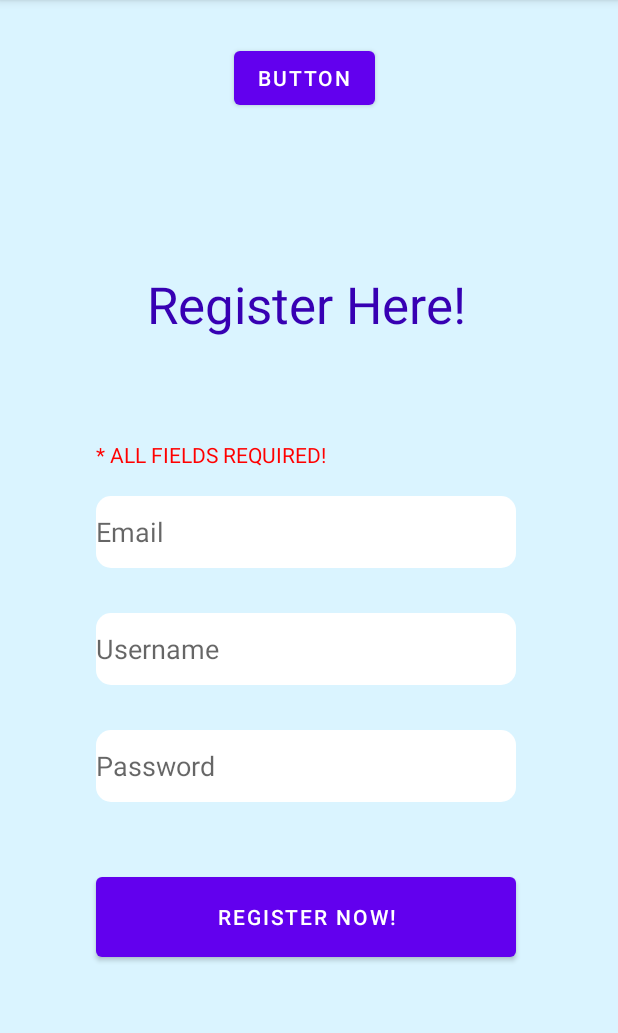
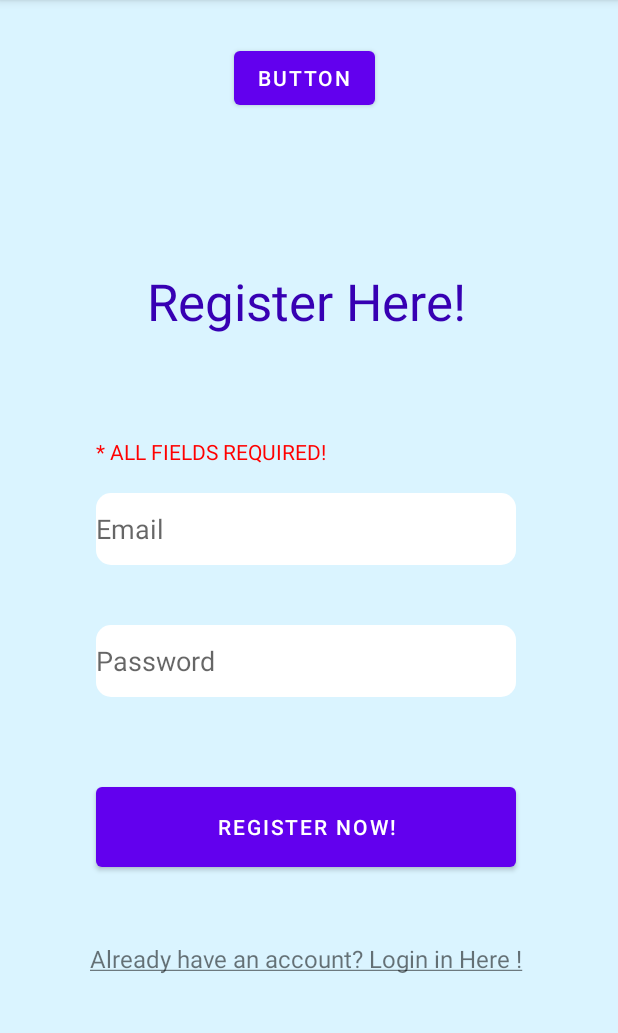
Before and after one commit to Wangyuxuan-xuan/TicTacToe, an Android app: the RegisterPage screen opened directly, with no data from a screen before it, after a tap on "REGISTER NOW!", on a phone screen of 412 x 824 dp, the part 84-1117 px from its top. Run offline under Robolectric (Android 15) with nearby library versions, the phone set to English and light mode, and no system bars; our stand-ins replace Firebase (no records; nobody signed in at launch, a user with empty details on screens opened directly); 3 other taps on this screen came first.

Commit message:
Added login and register feature

```diff
--- a/app/src/main/java/com/example/tictoctoe/DataManage/RegisterPage.java
+++ b/app/src/main/java/com/example/tictoctoe/DataManage/RegisterPage.java
@@ -21,19 +21,23 @@ import com.google.firebase.database.DatabaseError;
 import com.google.firebase.database.DatabaseReference;
 import com.google.firebase.database.FirebaseDatabase;
 import com.google.firebase.database.ValueEventListener;
-import java.util.Arrays;
 
 import java.util.ArrayList;
 
 public class RegisterPage extends AppCompatActivity {
-    ArrayList<Users> arrayList = new ArrayList<Users>();
+    ArrayList<Users> arrayListUsers = new ArrayList<Users>();
     EditText editTextEmail;
-    EditText editTextUsername;
+
     EditText editTextPassword;
-    Button buttonRegister;
+    Button registerBtn;
     TextView warningMsg;
     Button getData;
     SharedPreferences sharedPreferences;
+    TextView loginText;
+    TextView registerText;
+    Button loginBtn;
+    TextView switchToLogin;
+    TextView switchToRegister;
 
     ProgressDialog progressDialog;
     DatabaseReference databaseReference = FirebaseDatabase.getInstance().getReferenceFromUrl("https://friendschat-15843-default-rtdb.europe-west1.firebasedatabase.app/");
@@ -47,10 +51,15 @@ public class RegisterPage extends AppCompatActivity {
         setContentView(R.layout.activity_register_page);
 
         editTextEmail = findViewById(R.id.editText_Email);
-        editTextUsername = findViewById(R.id.editText_Username);
         editTextPassword = findViewById(R.id.editText_Password);
-        buttonRegister = findViewById(R.id.button_register);
+
         warningMsg = findViewById(R.id.textView_warringMessage);
+        loginText = findViewById(R.id.textView_logIn_RegisterPage);
+        registerText = findViewById(R.id.textView_Register);
+        loginBtn = findViewById(R.id.button_login);
+        registerBtn = findViewById(R.id.button_register);
+        switchToLogin = findViewById(R.id.textView_switchToLogin);
+        switchToRegister = findViewById(R.id.textView_switchToRegister);
 
         progressDialog = new ProgressDialog(this);
         getData = findViewById(R.id.button_getData);
@@ -59,33 +68,78 @@ public class RegisterPage extends AppCompatActivity {
         progressDialog.setCancelable(false);
         progressDialog.setMessage("Loading");
 
-//        //check if user already logged in
-//        if(!StoreData.getEmailData(this).isEmpty()){
-//            Intent intent = new Intent(RegisterPage.this,MainActivity.class);
-//            intent.putExtra("email",StoreData.getEmailData(this));
-//            intent.putExtra("username",StoreData.getUsernameData(this));
-//            intent.putExtra("password","");
-//            startActivity(intent);
-//            finish();
-//        }
-
         sharedPreferences = getSharedPreferences(sharedPrefFileName,MODE_PRIVATE);
 
     }
 
+    @Override
+    protected void onPause() {
+        super.onPause();
+        SharedPreferences.Editor editor = sharedPreferences.edit();
+        editor.putInt(USER_ID_KEY, userID);
+        editor.apply();
+    }
 
 
+    public void setLoginBtnOnClick(View view){
+        progressDialog.show();
+
+        String email = editTextEmail.getText().toString();
+        String password = editTextPassword.getText().toString();
+
+        if (email.isEmpty() || password.isEmpty()){
+            progressDialog.dismiss();
+            warningMsg.setText(getString(R.string.warning));
+        }else {
+
+            databaseReference.addValueEventListener(new ValueEventListener() {
+                Users user0;
+                @Override
+                public void onDataChange(@NonNull DataSnapshot snapshot) {
+                    progressDialog.dismiss();
+                    for(DataSnapshot userSnapshot : snapshot.getChildren()){
+
+                        user0 = userSnapshot.getValue(Users.class);
+                        arrayListUsers.add(user0);
+                        //Toast.makeText(RegisterPage.this, user0.email+"   "+user0.password, Toast.LENGTH_SHORT).show();
+
+                        //Log.d("user_data",arrayList.get(0).email+"   "+arrayList.get(0).password);
+                    }
+                    Log.d("user_data",user0.email+"   "+user0.password);
+                    Log.d("user_data", arrayListUsers.size()+"");
+                   // Log.d("user_data", arrayListUsers.get(0).email+ arrayListUsers.get(1).email+ arrayListUsers.get(2).email);
+
+
+                    for (int i = 0; i < arrayListUsers.size(); i++) {
+                        if(email.equals(arrayListUsers.get(i).email)){
+                            if(password.equals(arrayListUsers.get(i).password)){
+                                Toast.makeText(RegisterPage.this, "Login Success !", Toast.LENGTH_SHORT).show();
+                                Intent intent = new Intent(RegisterPage.this,MainActivity.class);
+                                startActivity(intent);
+                            }else Toast.makeText(RegisterPage.this, "Email or Password is wrong !", Toast.LENGTH_SHORT).show();
+                        }else Toast.makeText(RegisterPage.this, "No such Email !", Toast.LENGTH_SHORT).show();
+                    }
+                    arrayListUsers.clear();
+                }
+
+                @Override
+                public void onCancelled(@NonNull DatabaseError error) {
+
+                }
+            });
+
+        }
+    }
 
     public void  setRegisterBtnOnClick(View view){
 
         progressDialog.show();
 
         String email = editTextEmail.getText().toString();
-        String username = editTextEmail.getText().toString();
         String password = editTextPassword.getText().toString();
 
 
-        if (email.isEmpty() || username.isEmpty() || password.isEmpty()){
+        if (email.isEmpty() || password.isEmpty()){
             progressDialog.dismiss();
             warningMsg.setText(getString(R.string.warning));
         }else {
@@ -119,11 +173,10 @@ public class RegisterPage extends AppCompatActivity {
 //                        StoreData.saveEmailData(email,RegisterPage.this);
 //                        StoreData.saveUsernameData(username,RegisterPage.this);
 
-                        Toast.makeText(RegisterPage.this, "success !", Toast.LENGTH_SHORT).show();
+                        Toast.makeText(RegisterPage.this, "Register success !", Toast.LENGTH_SHORT).show();
 
                         Intent intent = new Intent(RegisterPage.this, MainActivity.class);
                         intent.putExtra("email",email);
-                        intent.putExtra("username",username);
                         intent.putExtra("password",password);
                         startActivity(intent);
                         finish();
@@ -155,15 +208,15 @@ public class RegisterPage extends AppCompatActivity {
                 for(DataSnapshot userSnapshot : snapshot.getChildren()){
 
                     user0 = userSnapshot.getValue(Users.class);
-                    arrayList.add(user0);
+                    arrayListUsers.add(user0);
                     //Toast.makeText(RegisterPage.this, user0.email+"   "+user0.password, Toast.LENGTH_SHORT).show();
 
 
                     //Log.d("user_data",arrayList.get(0).email+"   "+arrayList.get(0).password);
                 }
                 Log.d("user_data",user0.email+"   "+user0.password);
-                Log.d("user_data",arrayList.size()+"");
-                Log.d("user_data",arrayList.get(0).email+arrayList.get(1).email+arrayList.get(2).email);
+                Log.d("user_data", arrayListUsers.size()+"");
+                Log.d("user_data", arrayListUsers.get(0).email+ arrayListUsers.get(1).email+ arrayListUsers.get(2).email);
             }
 
             @Override
@@ -174,12 +227,24 @@ public class RegisterPage extends AppCompatActivity {
     }
 
 
-    @Override
-    protected void onPause() {
-        super.onPause();
-        SharedPreferences.Editor editor = sharedPreferences.edit();
-        editor.putInt(USER_ID_KEY, userID);
-        editor.apply();
+
+
+    public void setSwitchToRegisterOnClick(View view){
+        loginText.setVisibility(View.INVISIBLE);
+        loginBtn.setVisibility(View.INVISIBLE);
+        switchToRegister.setVisibility(View.INVISIBLE);
+        registerText.setVisibility(View.VISIBLE);
+        registerBtn.setVisibility(View.VISIBLE);
+        switchToLogin.setVisibility(View.VISIBLE);
+    }
+
+    public void setSwitchToLoginOnClick(View view){
+        loginText.setVisibility(View.VISIBLE);
+        loginBtn.setVisibility(View.VISIBLE);
+        switchToRegister.setVisibility(View.VISIBLE);
+        registerText.setVisibility(View.INVISIBLE);
+        registerBtn.setVisibility(View.INVISIBLE);
+        switchToLogin.setVisibility(View.INVISIBLE);
     }
 
 }
--- a/app/src/main/res/layout/activity_register_page.xml
+++ b/app/src/main/res/layout/activity_register_page.xml
@@ -7,6 +7,19 @@
     android:background="@color/register_background"
     tools:context=".DataManage.RegisterPage">
 
+    <TextView
+        android:id="@+id/textView_logIn_RegisterPage"
+        android:layout_width="280dp"
+        android:layout_height="80dp"
+        android:layout_marginStart="64dp"
+        android:layout_marginBottom="88dp"
+        android:gravity="center"
+        android:text="@string/login_here"
+        android:textColor="@color/purple_700"
+        android:textSize="34sp"
+
+        app:layout_constraintBottom_toTopOf="@+id/editText_Email"
+        app:layout_constraintStart_toStartOf="parent" />
 
     <TextView
         android:id="@+id/textView_Register"
@@ -18,7 +31,7 @@
         android:text="@string/register_here"
         android:textColor="@color/purple_700"
         android:textSize="34sp"
-
+        android:visibility="invisible"
         app:layout_constraintBottom_toTopOf="@+id/editText_Email"
         app:layout_constraintStart_toStartOf="parent" />
 
@@ -27,39 +40,23 @@
         android:layout_width="280dp"
         android:layout_height="wrap_content"
         android:layout_marginStart="64dp"
-        android:layout_marginBottom="30dp"
+        android:layout_marginBottom="40dp"
         android:background="@drawable/textfield_round"
         android:ems="10"
         android:hint="@string/email_hint"
+        android:importantForAutofill="no"
         android:inputType="textEmailAddress"
-        android:minHeight="48dp"
-        app:layout_constraintBottom_toTopOf="@+id/editText_Username"
-        app:layout_constraintStart_toStartOf="parent"
-        tools:ignore="TextContrastCheck"
-        android:importantForAutofill="no" />
-
-    <EditText
-        android:id="@+id/editText_Username"
-        android:layout_width="280dp"
-        android:layout_height="wrap_content"
-        android:layout_marginStart="64dp"
-        android:layout_marginBottom="30dp"
-        android:background="@drawable/textfield_round"
-        android:ems="10"
-        android:hint="@string/username_hint"
-        android:inputType="text"
         android:minHeight="48dp"
         app:layout_constraintBottom_toTopOf="@+id/editText_Password"
         app:layout_constraintStart_toStartOf="parent"
-        tools:ignore="TextContrastCheck"
-        android:importantForAutofill="no" />
+        tools:ignore="TextContrastCheck" />
 
     <EditText
         android:id="@+id/editText_Password"
         android:layout_width="280dp"
         android:layout_height="wrap_content"
         android:layout_marginStart="64dp"
-        android:layout_marginBottom="44dp"
+        android:layout_marginBottom="54dp"
         android:background="@drawable/textfield_round"
         android:ems="10"
         android:hint="@string/password_hint"
@@ -71,13 +68,26 @@
         android:importantForAutofill="no" />
 
     <Button
+        android:id="@+id/button_login"
+        android:layout_width="280dp"
+        android:layout_height="65dp"
+        android:layout_marginStart="64dp"
+        android:layout_marginBottom="184dp"
+        android:onClick="setLoginBtnOnClick"
+        android:text="@string/login_in"
+        android:visibility="visible"
+        app:layout_constraintBottom_toBottomOf="parent"
+        app:layout_constraintStart_toStartOf="parent" />
+
+    <Button
         android:id="@+id/button_register"
         android:layout_width="280dp"
         android:layout_height="65dp"
         android:layout_marginStart="64dp"
-        android:layout_marginBottom="124dp"
+        android:layout_marginBottom="184dp"
         android:onClick="setRegisterBtnOnClick"
         android:text="@string/register_now"
+        android:visibility="invisible"
         app:layout_constraintBottom_toBottomOf="parent"
         app:layout_constraintStart_toStartOf="parent" />
 
@@ -102,4 +112,30 @@
         android:text="Button"
         app:layout_constraintStart_toStartOf="parent"
         app:layout_constraintTop_toTopOf="parent" />
+
+    <TextView
+        android:id="@+id/textView_switchToRegister"
+        android:layout_width="wrap_content"
+        android:layout_height="wrap_content"
+        android:layout_marginStart="60dp"
+        android:layout_marginTop="44dp"
+        android:onClick="setSwitchToRegisterOnClick"
+        android:text="@string/register_here_long"
+        android:textSize="16dp"
+        app:layout_constraintStart_toStartOf="parent"
+        app:layout_constraintTop_toBottomOf="@+id/button_register"
+        tools:ignore="TouchTargetSizeCheck" />
+
+    <TextView
+        android:id="@+id/textView_switchToLogin"
+        android:layout_width="wrap_content"
+        android:layout_height="wrap_content"
+        android:layout_marginStart="60dp"
+        android:layout_marginTop="44dp"
+        android:onClick="setSwitchToLoginOnClick"
+        android:text="@string/log_in_here"
+        android:textSize="16dp"
+        android:visibility="invisible"
+        app:layout_constraintStart_toStartOf="parent"
+        app:layout_constraintTop_toBottomOf="@+id/button_register" />
 </androidx.constraintlayout.widget.ConstraintLayout>
--- a/app/src/main/res/values/strings.xml
+++ b/app/src/main/res/values/strings.xml
@@ -22,6 +22,10 @@
 
     <string name="title">Cities of Hungary</string>
     <string name="save">Save</string>
+    <string name="log_in_here"><u>Already have an account? Login in Here !</u></string>
+    <string name="login_in">Login in</string>
+    <string name="register_here_long"><u>Don\'t have an account yet? Register here !</u></string>
+    <string name="login_here">Login Here!</string>
     <string-array name="Background_array">
         <item>image1</item>
         <item>image2</item>
```
